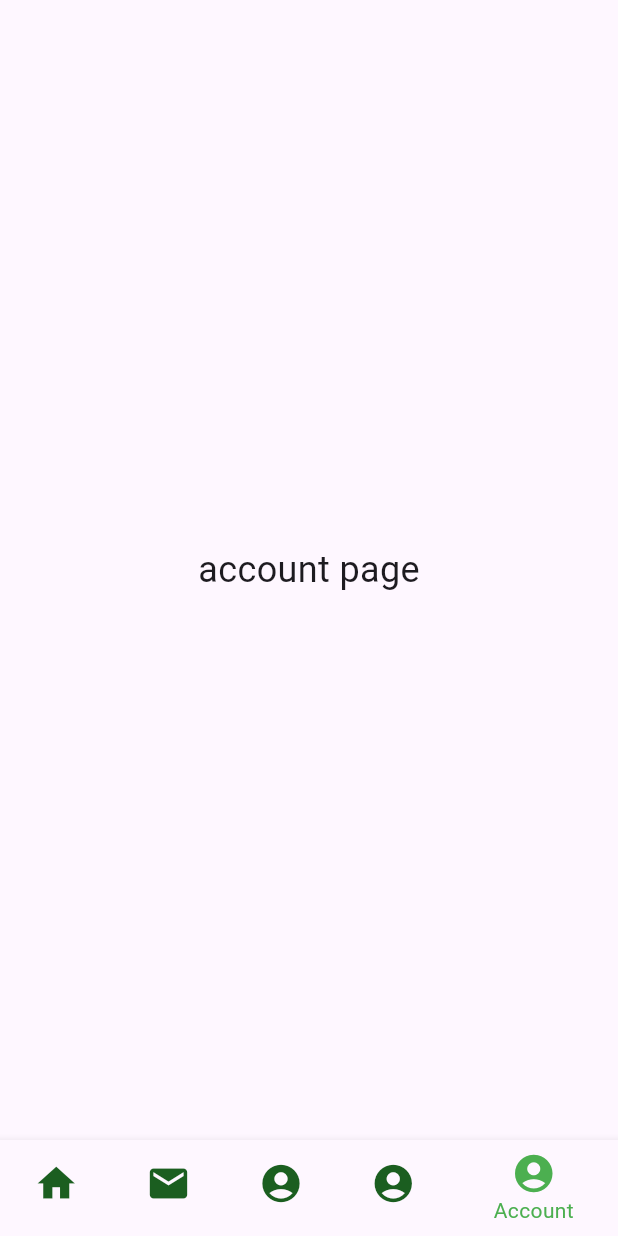
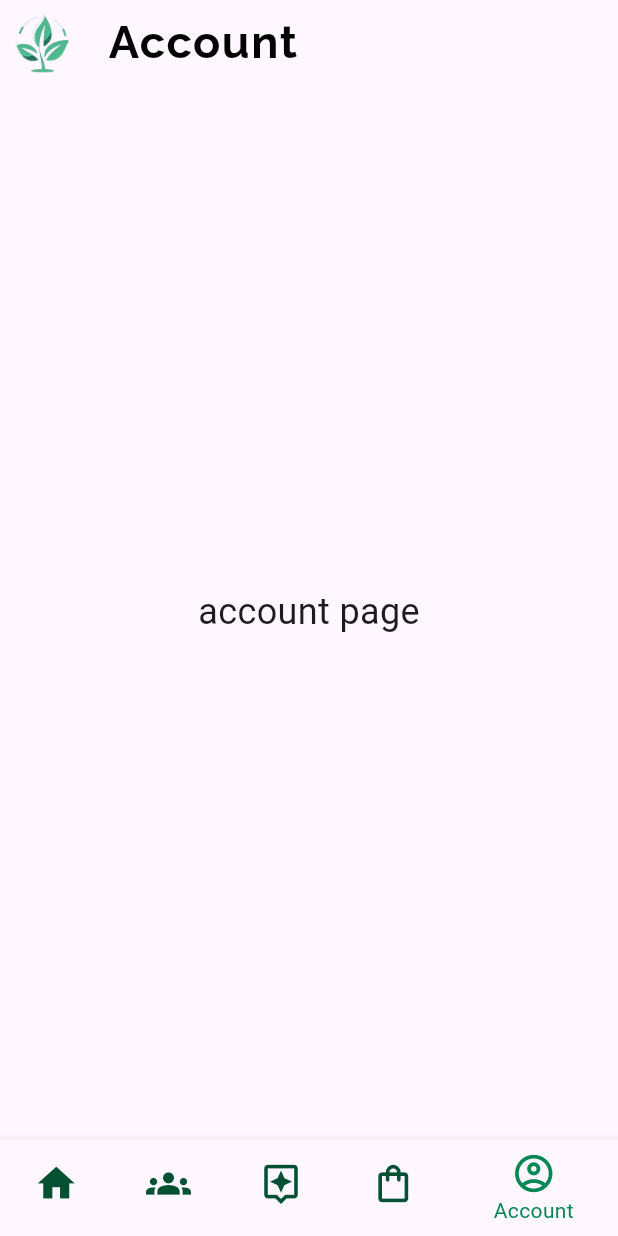
Before and after one commit to Jisi-A/manna_vhack2024, a Flutter app: the screen it shows after launch, item 5 of the bottom bar chosen, on a phone screen of 412 x 824 dp. Run offline on Flutter 3.47's test engine with Material 3 defaults, Android fonts, the phone set to English and light mode, and no system bars.

Commit message:
:bug: Fixed appBar does not satisfy the 'PreferredSizeWidget' interface.

```diff
--- a/lib/components/botNavBar.dart
+++ b/lib/components/botNavBar.dart
@@ -6,6 +6,8 @@ import 'package:manna_vhack2024/pages/ai_assistant.dart';
 import 'package:manna_vhack2024/pages/marketplace.dart';
 
 class botNavBar extends StatefulWidget {
+  const botNavBar({super.key});
+
   @override
   _botNavBarState createState() => _botNavBarState();
 }
@@ -30,19 +32,20 @@ class _botNavBarState extends State<botNavBar> {
             BottomNavigationBarItem(
                 icon: Icon(Icons.home, size: 30), label: 'Home'),
             BottomNavigationBarItem(
-                icon: Icon(Icons.mail, size: 30), label: 'Community'),
+                icon: Icon(Icons.groups, size: 30), label: 'Community'),
             BottomNavigationBarItem(
-                icon: Icon(Icons.account_circle, size: 30),
+                icon: Icon(Icons.assistant_outlined, size: 30),
                 label: 'AI Assistant'),
             BottomNavigationBarItem(
-                icon: Icon(Icons.account_circle, size: 30),
+                icon: Icon(Icons.shopping_bag_outlined, size: 30),
                 label: 'Marketplace'),
             BottomNavigationBarItem(
-                icon: Icon(Icons.account_circle, size: 30), label: 'Account'),
+                icon: Icon(Icons.account_circle_outlined, size: 30),
+                label: 'Account'),
           ],
-          selectedItemColor: Colors.green,
+          selectedItemColor: const Color.fromARGB(255, 6, 136, 84),
           elevation: 5.0,
-          unselectedItemColor: Colors.green[900],
+          unselectedItemColor: const Color.fromARGB(255, 3, 81, 50),
           currentIndex: selectedPage,
           backgroundColor: Colors.white,
           onTap: (index) {
--- a/lib/components/custom_appbar.dart
+++ b/lib/components/custom_appbar.dart
@@ -1,11 +1,7 @@
 import 'package:flutter/material.dart';
 
-class TAppBar extends StatelessWidget {
-  const TAppBar({
-    super.key,
-    required this.title,
-    required this.isIcon
-  });
+class TAppBar extends StatelessWidget implements PreferredSizeWidget {
+  const TAppBar({super.key, required this.title, required this.isIcon});
 
   final String title;
   final bool isIcon;
@@ -32,4 +28,7 @@ class TAppBar extends StatelessWidget {
       elevation: 0.0,
     );
   }
+
+  @override
+  Size get preferredSize => Size.fromHeight(kToolbarHeight);
 }
--- a/lib/pages/account.dart
+++ b/lib/pages/account.dart
@@ -1,4 +1,5 @@
 import 'package:flutter/material.dart';
+import 'package:manna_vhack2024/components/custom_appbar.dart';
 
 class account extends StatefulWidget {
   @override
@@ -9,6 +10,10 @@ class _accountState extends State<account> {
   @override
   Widget build(BuildContext context) {
     return Scaffold(
+      appBar: TAppBar(
+        title: 'Account',
+        isIcon: true,
+      ),
       body: Center(
         child: Text(
           'account page',
--- a/lib/pages/ai_assistant.dart
+++ b/lib/pages/ai_assistant.dart
@@ -1,4 +1,5 @@
 import 'package:flutter/material.dart';
+import 'package:manna_vhack2024/components/custom_appbar.dart';
 
 class ai_assistant extends StatefulWidget {
   @override
@@ -9,6 +10,10 @@ class _ai_assistantState extends State<ai_assistant> {
   @override
   Widget build(BuildContext context) {
     return Scaffold(
+      appBar: TAppBar(
+        title: 'AI Assistant',
+        isIcon: true,
+      ),
       body: Center(
         child: Text(
           'AI_assistant page',
--- a/lib/pages/community.dart
+++ b/lib/pages/community.dart
@@ -1,4 +1,5 @@
 import 'package:flutter/material.dart';
+import 'package:manna_vhack2024/components/custom_appbar.dart';
 
 class community extends StatefulWidget {
   @override
@@ -9,6 +10,10 @@ class _communityState extends State<community> {
   @override
   Widget build(BuildContext context) {
     return Scaffold(
+      appBar: TAppBar(
+        title: 'Community',
+        isIcon: true,
+      ),
       body: Center(
         child: Text(
           'community',
--- a/lib/pages/marketplace.dart
+++ b/lib/pages/marketplace.dart
@@ -1,4 +1,5 @@
 import 'package:flutter/material.dart';
+import 'package:manna_vhack2024/components/custom_appbar.dart';
 
 class marketplace extends StatefulWidget {
   @override
@@ -9,6 +10,10 @@ class _marketplaceState extends State<marketplace> {
   @override
   Widget build(BuildContext context) {
     return Scaffold(
+      appBar: TAppBar(
+        title: 'Marketplace',
+        isIcon: true,
+      ),
       body: Center(
         child: Text(
           'marketplace page',
```
Lines whose indentation alone changed are shown as unchanged.
